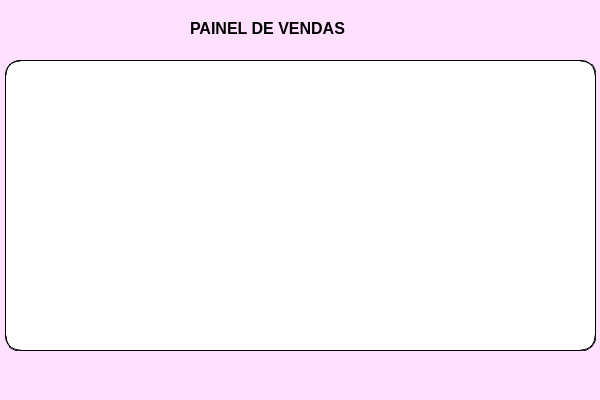
The window that Vendas.ui (addryyano/ProjetoFinalSenac) describes before a commit, drawn with Qt 5.
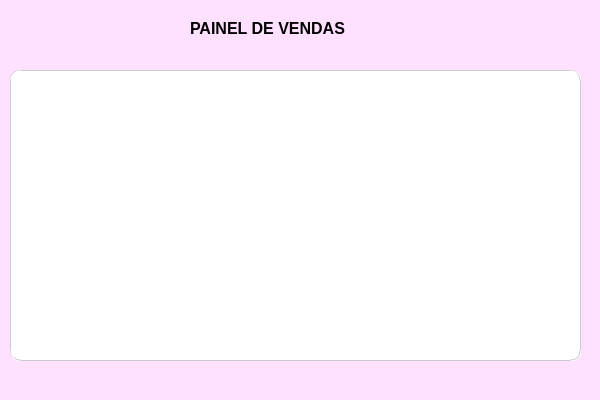
The same window after the commit.

The edit to the form file:
```diff
--- a/Vendas.ui
+++ b/Vendas.ui
@@ -17,22 +17,6 @@
    <string notr="true">background-color: rgb(255, 225, 255);</string>
   </property>
   <widget class="QWidget" name="centralwidget">
-   <widget class="QListWidget" name="listVendas">
-    <property name="geometry">
-     <rect>
-      <x>5</x>
-      <y>60</y>
-      <width>591</width>
-      <height>291</height>
-     </rect>
-    </property>
-    <property name="styleSheet">
-     <string notr="true">background-color: rgb(255, 255, 255);
-border-radius: 15px;
-border-style: groove;
-border-width: 1px</string>
-    </property>
-   </widget>
    <widget class="QLabel" name="label_3">
     <property name="geometry">
      <rect>
@@ -53,6 +37,23 @@
      <string>PAINEL DE VENDAS</string>
     </property>
    </widget>
+   <widget class="QTableView" name="tblVendas">
+    <property name="geometry">
+     <rect>
+      <x>10</x>
+      <y>70</y>
+      <width>571</width>
+      <height>291</height>
+     </rect>
+    </property>
+    <property name="styleSheet">
+     <string notr="true">background-color: rgb(255, 255, 255);
+border-radius: 10px;
+border-style: groove;
+border-width: 1px;
+border-color: rgb(204, 204, 204)</string>
+    </property>
+   </widget>
   </widget>
   <widget class="QMenuBar" name="menubar">
    <property name="geometry">
```
